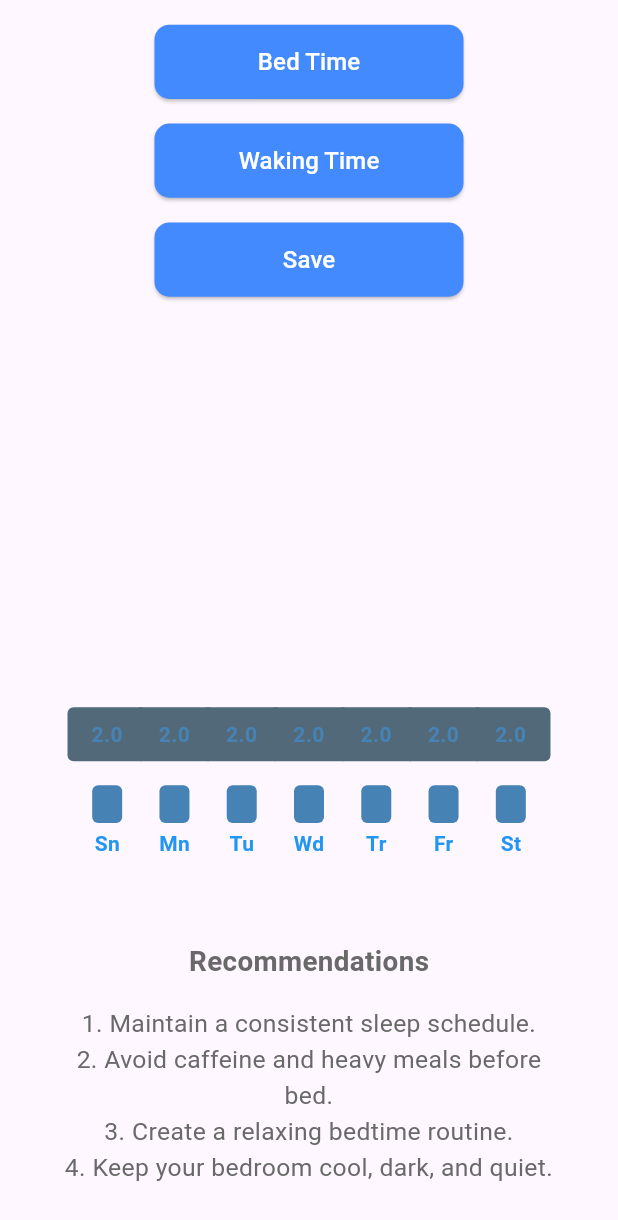
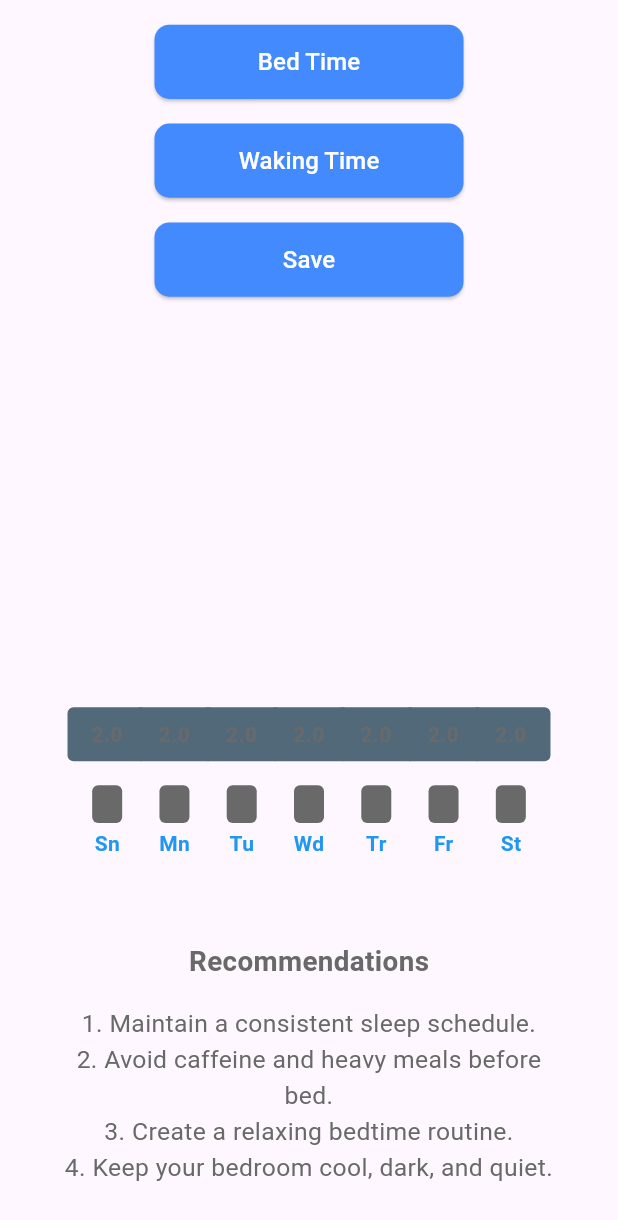
Before and after one commit to Abdallah-Ehab/sleep-tracker, a Flutter app: the screen it shows after launch, on a phone screen of 412 x 824 dp. Shown: the top 1220 px of the screen. Run offline on Flutter 3.47's test engine with Material 3 defaults, Android fonts, the phone set to English and light mode, and no system bars; drawn by our look-alikes of fl_chart; our stand-ins replace flutter_bloc, hive, hive_flutter; accounts and stored records are empty; Roboto replaces fonts that are missing (Arial).

Commit message:
changed some colors

```diff
--- a/lib/App_colors.dart
+++ b/lib/App_colors.dart
@@ -1,3 +1,4 @@
 class AppColors {
-  static int color =  0x4682B4;
+  static int steelblue =  0xFF696969;
+  static int grey = 0xFF696969;
 }
--- a/lib/home_page.dart
+++ b/lib/home_page.dart
@@ -1,6 +1,7 @@
 import 'package:flutter/material.dart';
 import 'package:flutter_bloc/flutter_bloc.dart';
 import 'package:intl/intl.dart';
+import 'package:sleep_tracker/App_colors.dart';
 import 'package:sleep_tracker/cubit/cubit/fetchdata_cubit.dart';
 import 'package:sleep_tracker/local_storage.dart';
 import 'package:sleep_tracker/my_bar_chart.dart';
@@ -97,7 +98,7 @@ class _HomePageState extends State<HomePage> {
                 Text(
                   "Recommendations",
                   style: TextStyle(
-                    color: const Color(0xFF696969),
+                    color:  Color(AppColors.grey),
                     fontFamily: "Arial",
                     fontSize: screenWidth * 0.045,
                     fontWeight: FontWeight.bold,
@@ -112,7 +113,7 @@ class _HomePageState extends State<HomePage> {
                     "3. Create a relaxing bedtime routine.\n"
                     "4. Keep your bedroom cool, dark, and quiet.",
                     style: TextStyle(
-                      color: const Color(0xFF696969),
+                      color:  Color(AppColors.grey),
                       fontFamily: "Arial",
                       fontSize: screenWidth * 0.04,
                     ),
--- a/lib/my_bar_chart.dart
+++ b/lib/my_bar_chart.dart
@@ -2,6 +2,7 @@
 import 'package:fl_chart/fl_chart.dart';
 import 'package:flutter/material.dart';
 import 'package:flutter_bloc/flutter_bloc.dart';
+import 'package:sleep_tracker/App_colors.dart';
 import 'package:sleep_tracker/cubit/cubit/fetchdata_cubit.dart';
 import 'package:sleep_tracker/cubit/cubit/fetchdata_state.dart';
 import 'package:sleep_tracker/local_storage.dart';
@@ -23,7 +24,7 @@ class MyBarChart extends StatelessWidget {
   // //       barRods: [
   // //         BarChartRodData(
   // //           toY: (item['duration'] as num).toDouble(),
-  // //           color: const Color(0xFF4682B4), // Steel Blue color for bars
+  // //           color: const Color(AppColors.steelblue), // Steel Blue color for bars
   // //           width: 20, // Wider bars
   // //           borderRadius: BorderRadius.circular(4),
   // //         )
@@ -53,7 +54,7 @@ class MyBarChart extends StatelessWidget {
               barRods: [
                 BarChartRodData(
                   toY: (item['duration'] as num).toDouble(),
-                  color: const Color(0xFF4682B4), // Steel Blue color for bars
+                  color:  Color(AppColors.steelblue), // Steel Blue color for bars
                   width: 20, // Wider bars
                   borderRadius: BorderRadius.circular(4),
 
```
